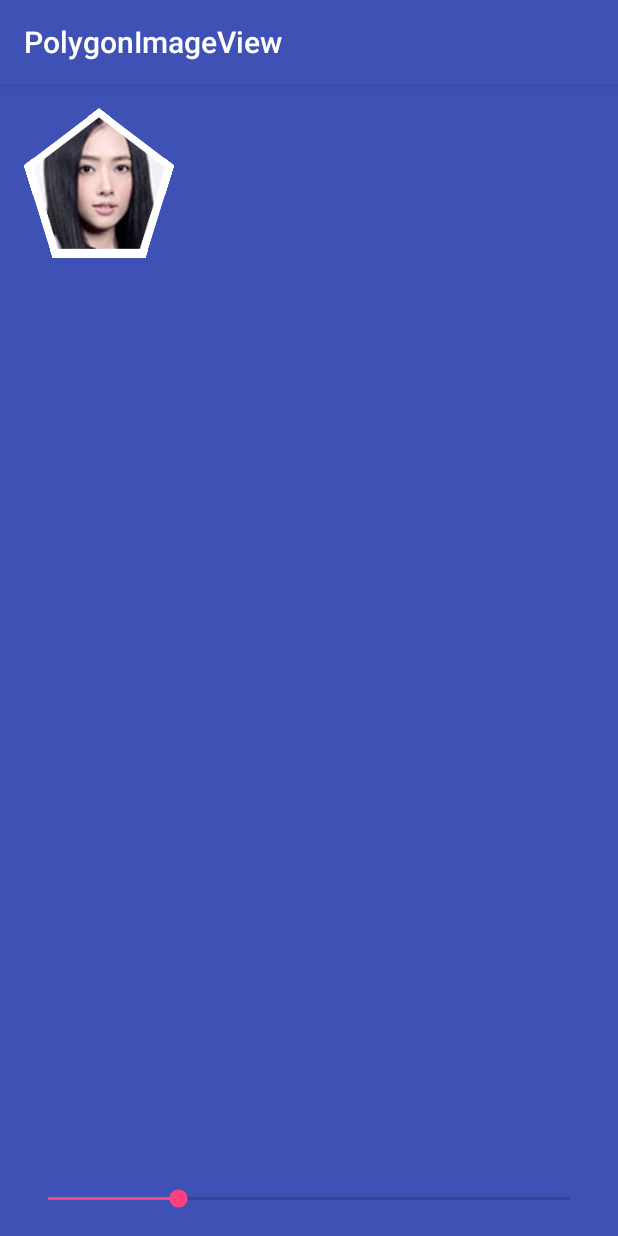
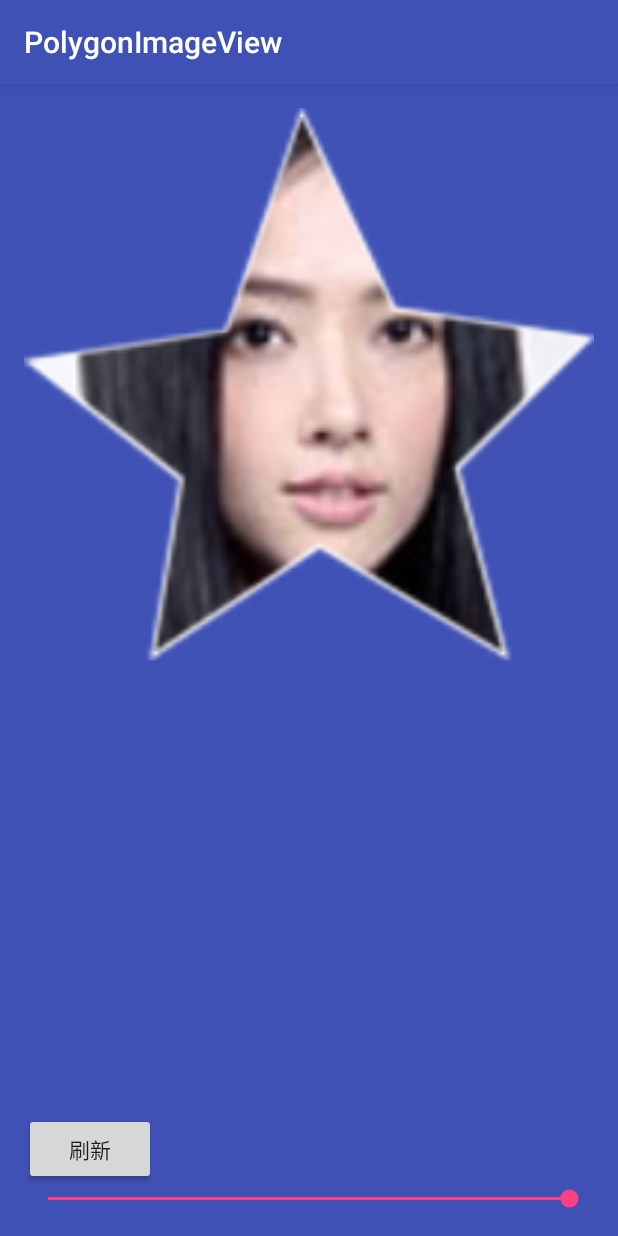
Before and after one commit to hangox/PolygonImageView, an Android app: the screen it shows after launch (MainActivity), on a phone screen of 412 x 824 dp. Run offline under Robolectric (Android 15) with nearby library versions, the phone set to English and light mode, and no system bars; 3 statements that could not run were skipped.

Commit message:
修复了偏移的问题

```diff
--- a/app/src/main/java/com/hangox/polygonimageview/MainActivity.java
+++ b/app/src/main/java/com/hangox/polygonimageview/MainActivity.java
@@ -5,6 +5,7 @@ import android.support.v7.app.AppCompatActivity;
 import android.view.View;
 import android.widget.SeekBar;
 
+import com.hangox.polygonimageviewlibrary.PolygonImageView;
 import com.hangox.xlog.XLog;
 
 public class MainActivity extends AppCompatActivity {
@@ -13,15 +14,15 @@ public class MainActivity extends AppCompatActivity {
     protected void onCreate(Bundle savedInstanceState) {
         super.onCreate(savedInstanceState);
         setContentView(R.layout.activity_main);
-        final View view = findViewById(R.id.image);
+        final PolygonImageView polygonView = (PolygonImageView) findViewById(R.id.image);
         SeekBar seekBar = (SeekBar) findViewById(R.id.seek_bar);
         seekBar.setOnSeekBarChangeListener(new SeekBar.OnSeekBarChangeListener() {
             @Override
             public void onProgressChanged(SeekBar seekBar, int progress, boolean fromUser) {
                 float precen = (progress + 20) / 100F;
                 XLog.v(precen);
-                view.getLayoutParams().width = view.getLayoutParams().height = (int) (seekBar.getWidth() * precen);
-                view.requestLayout();
+                polygonView.setSize((int) (seekBar.getWidth() * precen));
+                polygonView.requestLayout();
 
             }
 
@@ -35,5 +36,12 @@ public class MainActivity extends AppCompatActivity {
 
             }
         });
+
+        findViewById(R.id.refresh).setOnClickListener(new View.OnClickListener() {
+            @Override
+            public void onClick(View v) {
+                polygonView.postInvalidate();
+            }
+        });
     }
 }
--- a/app/src/main/res/layout/activity_main.xml
+++ b/app/src/main/res/layout/activity_main.xml
@@ -2,32 +2,39 @@
 <RelativeLayout
     android:id="@+id/activity_main"
     xmlns:android="http://schemas.android.com/apk/res/android"
+    xmlns:app="http://schemas.android.com/apk/res-auto"
     xmlns:tools="http://schemas.android.com/tools"
     android:layout_width="match_parent"
     android:layout_height="match_parent"
+    android:background="@color/colorPrimary"
     android:paddingBottom="@dimen/activity_vertical_margin"
     android:paddingLeft="@dimen/activity_horizontal_margin"
     android:paddingRight="@dimen/activity_horizontal_margin"
     android:paddingTop="@dimen/activity_vertical_margin"
-    android:background="@color/colorPrimary"
-    tools:context="com.hangox.polygonimageview.MainActivity"
-    xmlns:app="http://schemas.android.com/apk/res-auto">
+    tools:context="com.hangox.polygonimageview.MainActivity">
 
     <com.hangox.polygonimageviewlibrary.PolygonImageView
         android:id="@+id/image"
+        android:layout_width="match_parent"
+        android:layout_height="match_parent"
         android:src="@drawable/guo_ye"
+        app:piv_borderColor="@android:color/white"
         app:piv_borderWidth="6dp"
-      app:piv_borderColor="@android:color/white"
-      app:piv_polygonImage="@drawable/polygon"
-      android:layout_width="100dp"
-      android:layout_height="match_parent"/>
+        app:piv_polygonImage="@drawable/star"/>
 
 
     <SeekBar
         android:id="@+id/seek_bar"
+        android:layout_width="match_parent"
+        android:layout_height="wrap_content"
+        android:layout_alignParentBottom="true"
         android:max="80"
-      android:progress="20"
-      android:layout_width="match_parent"
-      android:layout_alignParentBottom="true"
-      android:layout_height="wrap_content"/>
+        android:progress="80"/>
+
+    <Button
+        android:id="@+id/refresh"
+        android:layout_width="wrap_content"
+        android:layout_height="wrap_content"
+        android:layout_above="@id/seek_bar"
+        android:text="刷新"/>
 </RelativeLayout>
--- a/polygonimageviewlibrary/src/main/java/com/hangox/polygonimageviewlibrary/PolygonImageView.java
+++ b/polygonimageviewlibrary/src/main/java/com/hangox/polygonimageviewlibrary/PolygonImageView.java
@@ -3,8 +3,10 @@ package com.hangox.polygonimageviewlibrary;
 import android.content.Context;
 import android.content.res.TypedArray;
 import android.graphics.Bitmap;
+import android.graphics.BlurMaskFilter;
 import android.graphics.Canvas;
 import android.graphics.Color;
+import android.graphics.MaskFilter;
 import android.graphics.Matrix;
 import android.graphics.Paint;
 import android.graphics.PorterDuff;
@@ -18,6 +20,7 @@ import android.util.AttributeSet;
 import android.widget.ImageView;
 
 import com.hangox.xlog.XLog;
+
 
 /**
  * Created With Android Studio
@@ -69,11 +72,35 @@ public class PolygonImageView extends ImageView {
 
     private Paint mFinalPaint;
 
+    /**
+     * 留条后路,看看以后有没有必要支持padding
+     */
     private Rect mCanDrawRect = new Rect();
 
     private Rect mImageRect = new Rect();
 
+    /**
+     * 裁剪图
+     */
     private Bitmap mClipModelBitmap;
+
+    /**
+     * 裁剪形状图片的放大倍数
+     */
+    private float mClipSmallScale;
+
+    /**
+     * 裁剪形状大图片的放大倍数
+     */
+    private float mClipBigScale;
+
+    /**
+     * view大小
+     */
+    private int mViewSize = Integer.MIN_VALUE;
+
+    private Paint mClearPaint = new Paint();
+
 
 
     public PolygonImageView(Context context) {
@@ -107,34 +134,100 @@ public class PolygonImageView extends ImageView {
         setScaleType(ScaleType.CENTER_CROP);
 
         mFinalPaint = new Paint();
-        mFinalPaint.setAntiAlias(true);
+        mFinalPaint.setAntiAlias(true);//抗锯齿
+
+        mClearPaint.setXfermode(new PorterDuffXfermode(PorterDuff.Mode.CLEAR));
     }
 
 
     @Override
-    protected void onSizeChanged(int w, int h, int oldw, int oldh) {
-        super.onSizeChanged(w, h, oldw, oldh);
-        createMaskCanvas(w, h, oldw, oldh);
+    protected void onSizeChanged(int width, int height, int oldw, int oldh) {
+        XLog.v("onSizeChanged");
+        super.onSizeChanged(width, height, oldw, oldh);
+        boolean sizeChanged = width != oldw || height != oldh;
+        boolean isValid = width > 0 && height > 0;
+
+        if (isValid){ //必须有效的数据
+            if(mClipModelBitmap == null) {
+                createClipBitmap(width, height);
+            }
+            if(sizeChanged){
+                createFinalBitmap(width, height);
+            }
+
+            //设定边界
+            mCanDrawRect.set(0, 0, getMeasuredWidth(), getMeasuredHeight());
+            //设定图片绘制的边界
+            mImageRect.set(mCanDrawRect);
+            mImageRect.inset(mBorderSize, mBorderSize);//偏移边距
+            //算边框的放大缩小
+            if(mClipModelBitmap != null){
+                mClipSmallScale = mImageRect.width() * 1F / mClipModelBitmap.getWidth();
+                mClipBigScale = mCanDrawRect.width() * 1F / mClipModelBitmap.getWidth();
+            }
+
+            if (getDrawable() != null) {
+                calculateDrawableData();
+            }
+
+            mScaleSize = 1 - 2F * mBorderSize / width;
+        }
+
+
     }
 
-    private void createMaskCanvas(int width, int height, int oldw, int oldh) {
-        boolean sizeChanged = width != oldw || height != oldh;
-        boolean isValid = width > 0 && height > 0;
-        if (isValid && (mFinalCanvas == null || sizeChanged)) {
-            //draw clipImage;
-            if(mClipModelBitmap != null && !mClipModelBitmap.isRecycled()) mClipModelBitmap.recycle();
-            mClipModelBitmap = Bitmap.createBitmap(width, height, Bitmap.Config.ARGB_8888);
-            mClipModelDrawable.setBounds(0, 0, width, height);
-            Canvas canvas = new Canvas(mClipModelBitmap);
-            mClipModelDrawable.draw(canvas);
-            //把图片变为边界颜色
-            canvas.drawColor(mBorderColor, PorterDuff.Mode.SRC_IN);
-            //创建图片画板
-            mFinalBitmap = Bitmap.createBitmap(width, height, Bitmap.Config.ARGB_8888);
-            mFinalCanvas = new Canvas(mFinalBitmap);
+    /**
+     * 计算图片的数据
+     */
+    private void calculateDrawableData() {
+        //计算图片的放大比率
+        Drawable d = getDrawable();
+        float imageSize = mViewSize - 2F * mBorderSize;
+        float size = Math.min(d.getIntrinsicWidth(), d.getIntrinsicHeight());
+        float scale = imageSize / size;
+        mImageScale = scale;
+        float translateX = mBorderSize;
+        float translateY = mBorderSize;
+        if (d.getIntrinsicHeight() > d.getIntrinsicWidth()) {
+            translateY += (imageSize - scale * d.getIntrinsicHeight()) / 2F;
+        } else {
+            translateX += (imageSize - scale * d.getIntrinsicWidth()) / 2F;
         }
-        XLog.v("width:" + width + " " + "height:" + height);
+        mMatrix.setScale(scale, scale);
+        mMatrix.postTranslate(translateX, translateY);
+    }
 
+    /**
+     * 创建最终绘制上去的图片
+     * @param width
+     * @param height
+     */
+    private void createFinalBitmap(int width, int height) {
+        if (mFinalBitmap != null && !mFinalBitmap.isRecycled()) mFinalBitmap.recycle();
+        //创建图片画板
+        mFinalBitmap = Bitmap.createBitmap(width, height, Bitmap.Config.ARGB_8888);
+        mFinalCanvas = new Canvas(mFinalBitmap);
+    }
+
+    /**
+     * 创建裁剪用的图片
+     * @param width
+     * @param height
+     */
+    private void createClipBitmap(int width, int height) {
+        int cWidth = mClipModelDrawable.getIntrinsicWidth();
+        int cHeight = mClipModelDrawable.getIntrinsicHeight();
+        if(cWidth == 0 || cHeight == 0){
+            cWidth = width;
+            cHeight = height;
+        }
+        int size = cWidth > cHeight ? cWidth : cHeight;
+        mClipModelBitmap = Bitmap.createBitmap(size, size, Bitmap.Config.ARGB_8888);
+        mClipModelDrawable.setBounds(0, 0,cWidth, cHeight);
+        Canvas canvas = new Canvas(mClipModelBitmap);
+        mClipModelDrawable.draw(canvas);
+        //把图片变为边界颜色
+        canvas.drawColor(mBorderColor, PorterDuff.Mode.SRC_IN);
     }
 
     public void invalidate() {
@@ -143,11 +236,13 @@ public class PolygonImageView extends ImageView {
     }
 
 
+
     @Override
     protected void onDraw(Canvas oCanvas) {
-
+        XLog.v("onDraw");
         if (getDrawable() != null) {
             Canvas canvas = mFinalCanvas;
+            canvas.drawPaint(mClearPaint);
             //画图像
             canvas.save();
             Drawable d = getDrawable();
@@ -155,19 +250,18 @@ public class PolygonImageView extends ImageView {
             canvas.concat(mMatrix);
             d.draw(canvas);
             canvas.restore();
-
-
-            //画形状
+            //扣形状
             canvas.save();
             canvas.translate(mBorderSize,mBorderSize);
-            float scale = mImageRect.width() * 1F / mClipModelBitmap.getWidth();
-            canvas.scale(scale,scale);
+            canvas.scale(mClipSmallScale, mClipSmallScale);
+            mFinalPaint.setColor(Color.BLUE);
             mFinalPaint.setXfermode(mDstInXfermode);
             canvas.drawBitmap(mClipModelBitmap, 0, 0, mFinalPaint);
             canvas.restore();
             //画边界
             canvas.save();
             mFinalPaint.setXfermode(mDstOverInXfermode);
+            canvas.scale(mClipBigScale,mClipBigScale);
             canvas.drawBitmap(mClipModelBitmap, 0, 0, mFinalPaint);
             canvas.restore();
 
@@ -177,36 +271,21 @@ public class PolygonImageView extends ImageView {
 
     }
 
+    public void setSize(int size){
+        mViewSize = size;
+    }
+
+
     @Override
     protected void onMeasure(int widthMeasureSpec, int heightMeasureSpec) {
         super.onMeasure(widthMeasureSpec, heightMeasureSpec);
         int width = getMeasuredWidth();
         int height = getMeasuredHeight();
-        int dimen = Math.min(width, height);
+        if(mViewSize == Integer.MIN_VALUE) {
+            mViewSize = Math.min(width, height);
+        }
+        setMeasuredDimension(mViewSize, mViewSize);
+        XLog.v(width + ":" + height);
 
-        XLog.v(width + ":" + height);
-        setMeasuredDimension(dimen, dimen);
-        //设定边界
-        mCanDrawRect.set(0, 0, getMeasuredWidth(), getMeasuredHeight());
-        mImageRect.set(mCanDrawRect);
-        mImageRect.inset(mBorderSize, mBorderSize);
-        if (getDrawable() != null) {
-            //计算图片的放大比率
-            Drawable d = getDrawable();
-            float imageSize = dimen - 2F * mBorderSize;
-            float size = Math.min(d.getIntrinsicWidth(), d.getIntrinsicHeight());
-            float scale = imageSize / size;
-            float translateX = mBorderSize;
-            float translateY = mBorderSize;
-            if (d.getIntrinsicHeight() > d.getIntrinsicWidth()) {
-                translateY += (imageSize - scale * d.getIntrinsicHeight()) / 2F;
-            } else {
-                translateX += (imageSize - scale * d.getIntrinsicWidth()) / 2F;
-            }
-            mMatrix.setScale(scale, scale);
-            mMatrix.postTranslate(translateX, translateY);
-        }
-
-        mScaleSize = 1 - 2F * mBorderSize / width;
     }
 }
```
Lines whose indentation alone changed are shown as unchanged.
